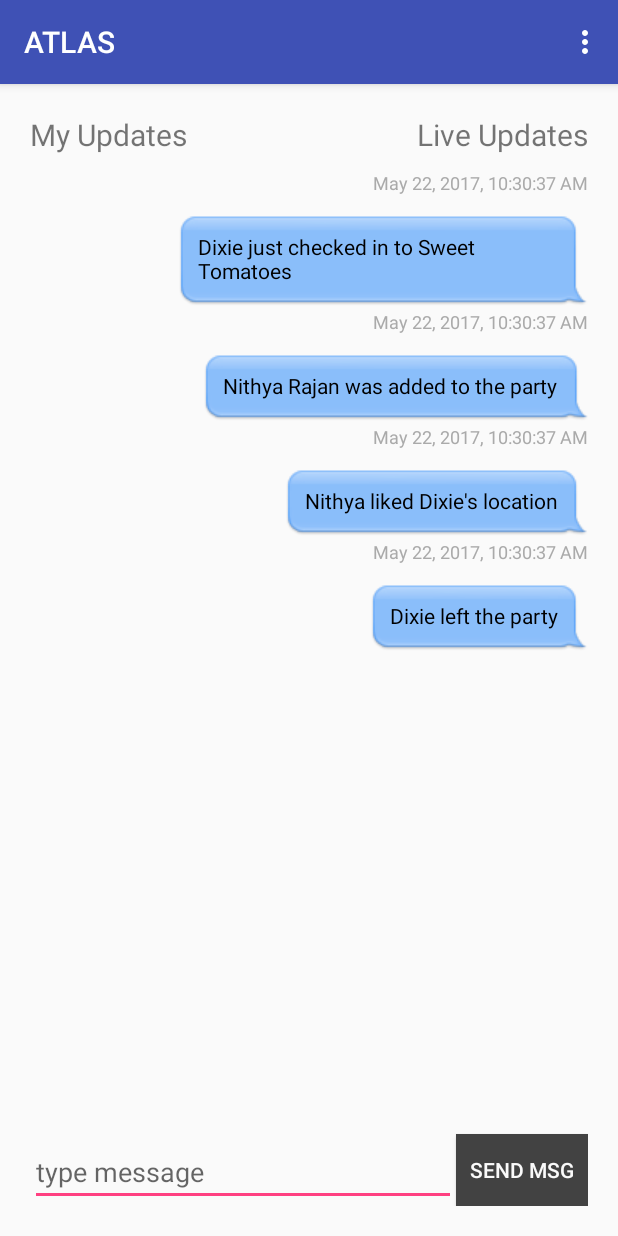
After one commit to vivz753/CMPE131Atlas, an Android app: the TextFeedActivity screen opened directly, with no data from a screen before it, on a phone screen of 412 x 824 dp. The commit adds this screen. Run offline under Robolectric (Android 15) with nearby library versions, the phone set to English and light mode, and no system bars.

Commit message:
final commits for demo on tues 5/23/17

```diff
--- a/app/src/main/AndroidManifest.xml
+++ b/app/src/main/AndroidManifest.xml
@@ -51,7 +51,8 @@
         <activity
             android:name=".MapsActivity"
             android:label="@string/title_activity_maps" />
-        <activity android:name=".AddUsersActivity"></activity>
+        <activity android:name=".AddUsersActivity" />
+        <activity android:name=".TextFeedActivity"></activity>
     </application>
 
 </manifest>
--- /dev/null
+++ b/app/src/main/java/com/example/x1user/atlas/TextFeedActivity.java
@@ -0,0 +1,145 @@
+package com.example.x1user.atlas;
+
+import android.os.Bundle;
+import android.support.v7.app.ActionBarActivity;
+import android.text.TextUtils;
+import android.view.Menu;
+import android.view.MenuItem;
+import android.view.View;
+import android.widget.Button;
+import android.widget.EditText;
+import android.widget.ListView;
+import android.widget.RelativeLayout;
+import android.widget.TextView;
+
+import java.text.DateFormat;
+import java.util.ArrayList;
+import java.util.Date;
+
+
+public class TextFeedActivity extends ActionBarActivity {
+
+    private EditText messageET;
+    private ListView messagesContainer;
+    private Button sendBtn;
+    private ChatAdapter adapter;
+    private ArrayList<ChatMessage> chatHistory;
+
+    @Override
+    protected void onCreate(Bundle savedInstanceState) {
+        super.onCreate(savedInstanceState);
+        setContentView(R.layout.activity_text_feed);
+        initControls();
+    }
+
+    @Override
+    public boolean onCreateOptionsMenu(Menu menu) {
+        // Inflate the menu; this adds items to the action bar if it is present.
+        getMenuInflater().inflate(R.menu.menu_chat, menu);
+        return true;
+    }
+
+    @Override
+    public boolean onOptionsItemSelected(MenuItem item) {
+        // Handle action bar item clicks here. The action bar will
+        // automatically handle clicks on the Home/Up button, so long
+        // as you specify a parent activity in AndroidManifest.xml.
+        int id = item.getItemId();
+
+        //noinspection SimplifiableIfStatement
+        if (id == R.id.action_settings) {
+            return true;
+        }
+
+        return super.onOptionsItemSelected(item);
+    }
+
+    private void initControls() {
+        messagesContainer = (ListView) findViewById(R.id.messagesContainer);
+        messageET = (EditText) findViewById(R.id.messageEdit);
+        sendBtn = (Button) findViewById(R.id.chatSendButton);
+
+        TextView meLabel = (TextView) findViewById(R.id.meLbl);
+        TextView companionLabel = (TextView) findViewById(R.id.friendLabel);
+        RelativeLayout container = (RelativeLayout) findViewById(R.id.container);
+        companionLabel.setText("Live Updates");
+        meLabel.setText("My Updates");
+
+        loadDummyHistory();
+
+        sendBtn.setOnClickListener(new View.OnClickListener() {
+            @Override
+            public void onClick(View v) {
+                String messageText = messageET.getText().toString();
+                if (TextUtils.isEmpty(messageText)) {
+                    return;
+                }
+
+                ChatMessage chatMessage = new ChatMessage();
+                chatMessage.setId(122);//dummy
+                chatMessage.setMessage(messageText);
+                chatMessage.setDate(DateFormat.getDateTimeInstance().format(new Date()));
+                chatMessage.setMe(true);
+
+                messageET.setText("");
+
+                displayMessage(chatMessage);
+            }
+        });
+
+
+    }
+
+    public void displayMessage(ChatMessage message) {
+        adapter.add(message);
+        adapter.notifyDataSetChanged();
+        scroll();
+    }
+
+    private void scroll() {
+        messagesContainer.setSelection(messagesContainer.getCount() - 1);
+    }
+
+    private void loadDummyHistory(){
+
+        chatHistory = new ArrayList<ChatMessage>();
+
+        ChatMessage msg = new ChatMessage();
+        msg.setId(1);
+        msg.setMe(false);
+        msg.setMessage("Dixie just checked in to Sweet Tomatoes");
+        msg.setDate(DateFormat.getDateTimeInstance().format(new Date()));
+        chatHistory.add(msg);
+
+        ChatMessage msg1 = new ChatMessage();
+        msg1.setId(2);
+        msg1.setMe(false);
+        msg1.setMessage("Nithya Rajan was added to the party");
+        msg1.setDate(DateFormat.getDateTimeInstance().format(new Date()));
+        chatHistory.add(msg1);
+
+        ChatMessage msg2 = new ChatMessage();
+        msg2.setId(3);
+        msg2.setMe(false);
+        msg2.setMessage("Nithya liked Dixie's location");
+        msg2.setDate(DateFormat.getDateTimeInstance().format(new Date()));
+        chatHistory.add(msg2);
+
+        ChatMessage msg3 = new ChatMessage();
+        msg3.setId(4);
+        msg3.setMe(false);
+        msg3.setMessage("Dixie left the party");
+        msg3.setDate(DateFormat.getDateTimeInstance().format(new Date()));
+        chatHistory.add(msg3);
+
+        adapter = new ChatAdapter(TextFeedActivity.this, new ArrayList<ChatMessage>());
+        messagesContainer.setAdapter(adapter);
+
+        for(int i=0; i<chatHistory.size(); i++) {
+            ChatMessage message = chatHistory.get(i);
+            displayMessage(message);
+        }
+
+    }
+
+}
--- /dev/null
+++ b/app/src/main/res/layout/activity_text_feed.xml
@@ -0,0 +1,66 @@
+<LinearLayout xmlns:android="http://schemas.android.com/apk/res/android"
+    android:layout_width="match_parent"
+    android:layout_height="match_parent"
+    android:orientation="vertical">
+
+    <RelativeLayout
+        android:id="@+id/container"
+        android:layout_width="match_parent"
+        android:layout_height="match_parent"
+        android:orientation="vertical"
+        android:padding="20dp">
+
+        <EditText
+            android:id="@+id/messageEdit"
+            android:layout_width="match_parent"
+            android:layout_height="wrap_content"
+            android:layout_alignParentBottom="true"
+            android:layout_toLeftOf="@+id/chatSendButton"
+            android:autoText="true"
+            android:hint="type message" />
+
+        <Button
+            android:id="@+id/chatSendButton"
+            android:layout_width="wrap_content"
+            android:layout_height="wrap_content"
+            android:layout_alignParentBottom="true"
+            android:layout_alignParentRight="true"
+            android:background="@color/background_floating_material_dark"
+            android:text="Send MSG"
+            android:textColor="@color/background_material_light"/>
+
+        <ListView
+            android:id="@+id/messagesContainer"
+            android:layout_width="match_parent"
+            android:layout_height="match_parent"
+            android:layout_alignParentLeft="false"
+            android:layout_alignParentTop="false"
+            android:layout_marginBottom="20dp"
+            android:layout_above="@+id/messageEdit"
+            android:layout_below="@+id/meLbl"
+            android:layout_marginTop="10dp"
+            android:listSelector="@android:color/transparent"
+            android:transcriptMode="alwaysScroll"
+            android:divider="@null" />
+
+        <TextView
+            android:id="@+id/meLbl"
+            android:layout_width="wrap_content"
+            android:layout_height="wrap_content"
+            android:layout_gravity="left|center_vertical"
+            android:text="Me"
+            android:singleLine="false"
+            android:textSize="20dp" />
+
+        <TextView
+            android:id="@+id/friendLabel"
+            android:layout_width="wrap_content"
+            android:layout_height="wrap_content"
+            android:layout_alignParentRight="true"
+            android:text="You"
+            android:textSize="20dp" />
+
+
+
+    </RelativeLayout>
+</LinearLayout>
--- a/app/src/main/res/values/strings.xml
+++ b/app/src/main/res/values/strings.xml
@@ -165,5 +165,6 @@
 
     <string name="pref_title_vibrate">Vibrate</string>
     <string name="title_activity_maps">Map</string>
+    <string name="title_activity_party2">Party2Activity</string>
 
 </resources>
```
Also changed, not shown: app/src/main/java/com/example/x1user/atlas/PartyActivity.java (+41 -14 lines), app/src/main/java/com/example/x1user/atlas/SettingsActivity.java (+11 -1 lines), app/src/main/java/com/example/x1user/atlas/UserAreaActivity.java (+6 -6 lines), app/src/main/res/layout/activity_party.xml (+18 -14 lines), app/src/main/res/layout/activity_user_area.xml (+7 -7 lines), app/src/main/res/layout/content_party.xml (+20 -2 lines), app/src/main/res/layout/content_party2.xml (added, +11 -0 lines), app/src/main/ic_launcher-web.png (added), app/src/main/res/drawable/messages.jpg (added), app/src/main/res/mipmap-hdpi/ic_launcher.png, app/src/main/res/mipmap-mdpi/ic_launcher.png, app/src/main/res/mipmap-xhdpi/ic_launcher.png, app/src/main/res/mipmap-xxhdpi/ic_launcher.png, app/src/main/res/mipmap-xxxhdpi/ic_launcher.png, 1 other file.
